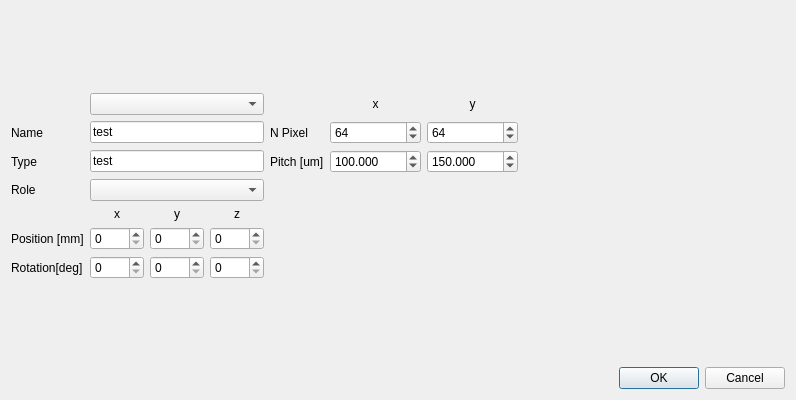
Old version of the form ui/geometrybuilder.ui in the repository bpilsl/Corry-GUI.
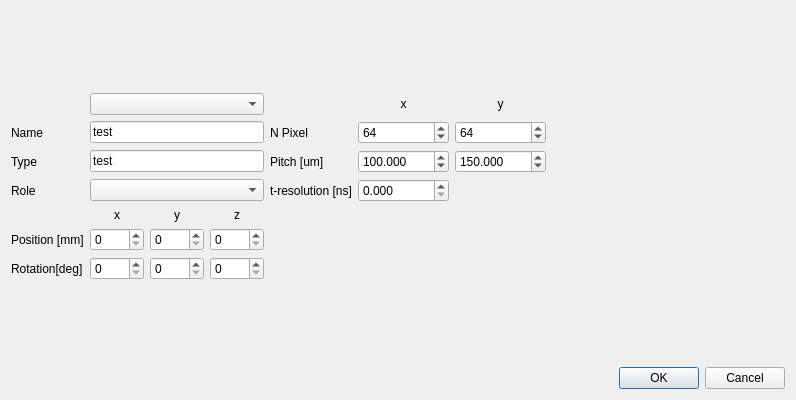
New version of the form.

Commit message:
added time_resolution to detectors
is mandatory for corry

Patch:
```diff
--- a/ui/geometrybuilder.ui
+++ b/ui/geometrybuilder.ui
@@ -260,6 +260,23 @@
      </property>
     </spacer>
    </item>
+   <item row="4" column="5">
+    <widget class="QDoubleSpinBox" name="sbTimeRes">
+     <property name="decimals">
+      <number>3</number>
+     </property>
+     <property name="maximum">
+      <double>1000000000.000000000000000</double>
+     </property>
+    </widget>
+   </item>
+   <item row="4" column="4">
+    <widget class="QLabel" name="label_13">
+     <property name="text">
+      <string>t-resolution [ns]</string>
+     </property>
+    </widget>
+   </item>
   </layout>
  </widget>
  <resources/>
```
The commit also changes 5 other files.
